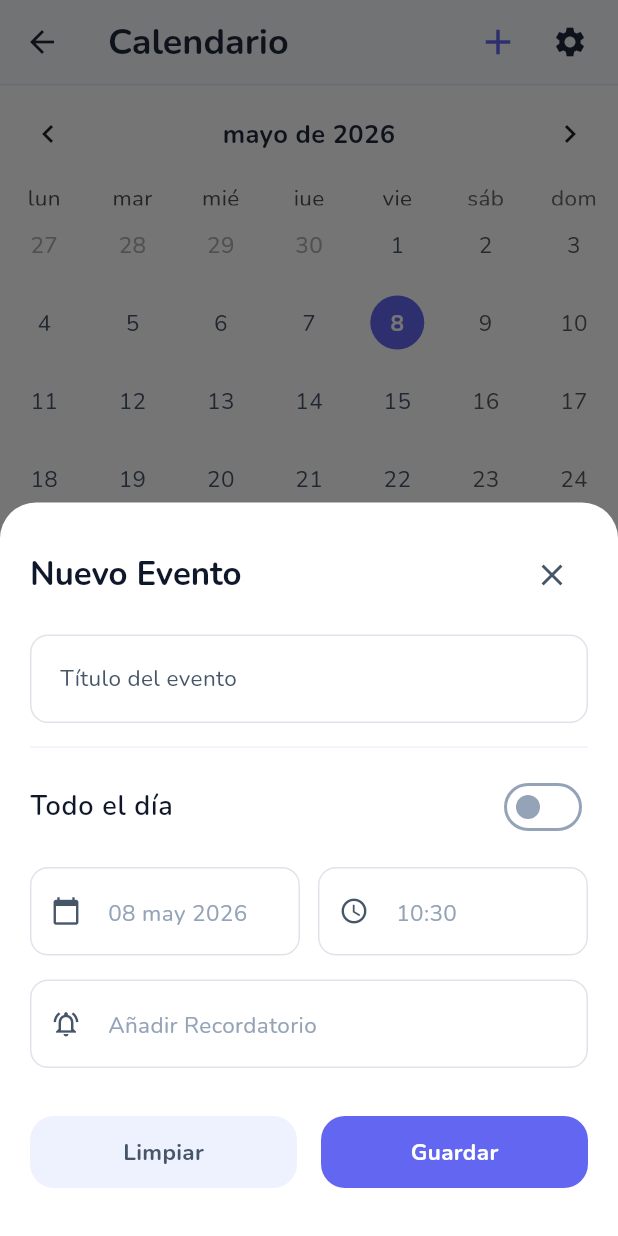
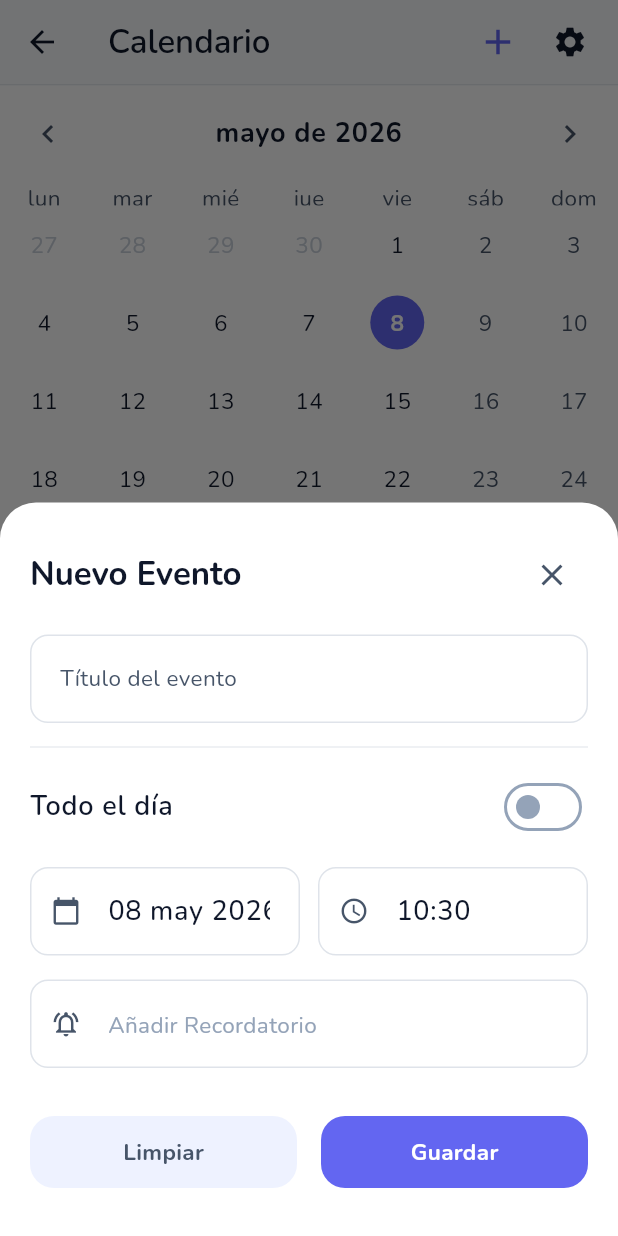
Before and after one commit to Juguitoo/Aegis, a Flutter app: the CalendarScreenMobile screen opened directly, after a tap on the "add" icon, on a phone screen of 412 x 824 dp. Run offline on Flutter 3.47's test engine with Material 3 defaults, Android fonts, the phone set to English and light mode, and no system bars; drawn by our look-alikes of table_calendar; our stand-ins replace audioplayers, drift, file_picker, fl_chart, flutter_colorpicker, flutter_local_notifications and 8 more; missing offline and left inert: installed_apps, window_manager; accounts and stored records are empty; generated files the repository leaves out were written again.

Commit message:
style: estilos para calendario y eventos

```diff
--- a/lib/core/theme/app_theme.dart
+++ b/lib/core/theme/app_theme.dart
@@ -44,7 +44,7 @@
     onSurfaceVariant: darkDetail,
     outline: fiord,
     error: Color(0xFFEF4444),
-    onError: Color(0xFF7F1D1D),
+    onError: Color(0xFFFEE2E2),
   );
 
   static ThemeData get lightTheme {
--- a/lib/main.dart
+++ b/lib/main.dart
@@ -13,7 +13,6 @@
 import 'package:intl/date_symbol_data_local.dart';
 
 void main() async {
-  // Asegura que el motor y el gestor de ventanas estén inicializados
   WidgetsFlutterBinding.ensureInitialized();
   await initializeDateFormatting('es_ES', null);
 
@@ -23,7 +22,6 @@
   if (Platform.isWindows || Platform.isLinux || Platform.isMacOS) {
     await windowManager.ensureInitialized();
 
-    // Configuración de la ventana para escritorio
     WindowOptions windowOptions = const WindowOptions(
       size: Size(1200, 800),
       minimumSize: Size(1200, 750),
--- a/lib/presentation/screens/calendar/calendar_screen_mobile.dart
+++ b/lib/presentation/screens/calendar/calendar_screen_mobile.dart
@@ -19,6 +19,9 @@
     final tasksListAsync = ref.watch(taskListViewModelProvider);
     final eventsListAsync = ref.watch(eventsStreamProvider);
 
+    final colorScheme = Theme.of(context).colorScheme;
+    final textTheme = Theme.of(context).textTheme;
+
     final normalizedSelectedDay = DateTime(
         state.selectedDay.year, state.selectedDay.month, state.selectedDay.day);
     final selectedItems = eventsMap[normalizedSelectedDay] ?? [];
@@ -29,32 +32,29 @@
         selectedItems.where((i) => i.type == CalendarItemType.task).toList();
 
     return Scaffold(
-      backgroundColor: const Color(0xFFF8FAFC),
+      backgroundColor: Theme.of(context).scaffoldBackgroundColor,
       appBar: AppBar(
         titleSpacing: 0,
-        title: const Padding(
-          padding: EdgeInsets.symmetric(horizontal: 16.0),
+        title: Padding(
+          padding: const EdgeInsets.symmetric(horizontal: 16.0),
           child: Text(
             'Calendario',
-            style: TextStyle(
-              color: Color(0xFF1E293B),
-              fontWeight: FontWeight.bold,
-              fontSize: 24,
-            ),
+            style: textTheme.displayMedium,
           ),
         ),
-        backgroundColor: const Color(0xFFF8FAFC),
-        foregroundColor: const Color(0xFF1E293B),
+        backgroundColor: Theme.of(context).scaffoldBackgroundColor,
         elevation: 0,
-        scrolledUnderElevation: 0,
+        scrolledUnderElevation: 1,
         surfaceTintColor: Colors.transparent,
+        shadowColor: colorScheme.shadow.withValues(alpha: 0.1),
         actions: [
           IconButton(
-            icon: const Icon(Icons.add, color: Color(0xFF6366F1), size: 28),
+            icon: Icon(Icons.add, color: colorScheme.primary, size: 28),
             onPressed: () {
               showModalBottomSheet(
                 context: context,
                 isScrollControlled: true,
+                useSafeArea: true,
                 backgroundColor: Colors.transparent,
                 builder: (context) => const EventFormMobile(),
               );
@@ -63,7 +63,7 @@
           Padding(
             padding: const EdgeInsets.only(right: 8.0),
             child: IconButton(
-              icon: const Icon(Icons.settings, color: Color(0xFF1E293B)),
+              icon: Icon(Icons.settings, color: colorScheme.onSurface),
               onPressed: () {
                 Navigator.push(
                   context,
@@ -77,9 +77,9 @@
       ),
       body: Column(
         children: [
-          const Divider(color: Color(0xFFE2E8F0), height: 1),
+          Divider(color: colorScheme.outline.withValues(alpha: 0.2), height: 1),
           Container(
-            color: Colors.white,
+            color: colorScheme.surface,
             padding: const EdgeInsets.only(bottom: 16),
             child: TableCalendar<CalendarItem>(
               locale: 'es_ES',
@@ -102,13 +102,26 @@
                 return eventsMap[normalizedDay] ?? [];
               },
               startingDayOfWeek: StartingDayOfWeek.monday,
-              headerStyle: const HeaderStyle(
+              daysOfWeekStyle: DaysOfWeekStyle(
+                weekdayStyle: TextStyle(color: colorScheme.onSurfaceVariant),
+                weekendStyle: TextStyle(color: colorScheme.onSurfaceVariant),
+              ),
+              calendarStyle: CalendarStyle(
+                defaultTextStyle: TextStyle(color: colorScheme.onSurface),
+                weekendTextStyle:
+                    TextStyle(color: colorScheme.onSurfaceVariant),
+                outsideTextStyle: TextStyle(
+                    color: colorScheme.outline.withValues(alpha: 0.5)),
+              ),
+              headerStyle: HeaderStyle(
                 formatButtonVisible: false,
                 titleCentered: true,
-                titleTextStyle: TextStyle(
-                  fontSize: 17,
+                leftChevronIcon: Icon(Icons.chevron_left,
+                    color: colorScheme.onSurfaceVariant),
+                rightChevronIcon: Icon(Icons.chevron_right,
+                    color: colorScheme.onSurfaceVariant),
+                titleTextStyle: textTheme.bodyLarge!.copyWith(
                   fontWeight: FontWeight.bold,
-                  color: Color(0xFF1E293B),
                 ),
               ),
               calendarBuilders: CalendarBuilders(
@@ -117,15 +130,15 @@
                     child: Container(
                       width: 36,
                       height: 36,
-                      decoration: const BoxDecoration(
-                        color: Color(0xFF6366F1),
+                      decoration: BoxDecoration(
+                        color: colorScheme.primary,
                         shape: BoxShape.circle,
                       ),
                       alignment: Alignment.center,
                       child: Text(
                         '${date.day}',
-                        style: const TextStyle(
-                          color: Colors.white,
+                        style: TextStyle(
+                          color: colorScheme.onPrimary,
                           fontWeight: FontWeight.bold,
                         ),
                       ),
@@ -137,15 +150,15 @@
                     child: Container(
                       width: 36,
                       height: 36,
-                      decoration: const BoxDecoration(
-                        color: Color(0xFFEEF2FF),
+                      decoration: BoxDecoration(
+                        color: colorScheme.primary.withValues(alpha: 0.1),
                         shape: BoxShape.circle,
                       ),
                       alignment: Alignment.center,
                       child: Text(
                         '${date.day}',
-                        style: const TextStyle(
-                          color: Color(0xFF6366F1),
+                        style: TextStyle(
+                          color: colorScheme.primary,
                           fontWeight: FontWeight.bold,
                         ),
                       ),
@@ -154,16 +167,32 @@
                 },
                 markerBuilder: (context, date, items) {
                   if (items.isEmpty) return const SizedBox();
-                  return Align(
-                    alignment: Alignment.center,
-                    child: Transform.translate(
-                      offset: const Offset(0, 22),
-                      child: Container(
-                        width: 5,
-                        height: 5,
-                        decoration: const BoxDecoration(
-                          color: Color(0xFF6366F1),
-                          shape: BoxShape.circle,
+
+                  if (isSameDay(state.selectedDay, date)) {
+                    return const SizedBox();
+                  }
+
+                  final hasTasks =
+                      items.any((i) => i.type == CalendarItemType.task);
+                  final hasEvents =
+                      items.any((i) => i.type == CalendarItemType.event);
+
+                  Color indicatorColor = colorScheme.primary;
+                  if (hasTasks && hasEvents) {
+                    indicatorColor = Colors.purple.shade400;
+                  } else if (hasEvents) {
+                    indicatorColor = Colors.orange.shade400;
+                  }
+
+                  return Positioned.fill(
+                    child: Container(
+                      margin: const EdgeInsets.all(4.0),
+                      decoration: BoxDecoration(
+                        shape: BoxShape.circle,
+                        color: indicatorColor.withValues(alpha: 0.05),
+                        border: Border.all(
+                          color: indicatorColor.withValues(alpha: 0.6),
+                          width: 2.0,
                         ),
                       ),
                     ),
@@ -181,30 +210,28 @@
                   DateFormat('EEEE, d MMMM', 'es')
                       .format(state.selectedDay)
                       .capitalize(),
-                  style: const TextStyle(
-                    fontSize: 16,
+                  style: textTheme.bodyLarge?.copyWith(
                     fontWeight: FontWeight.bold,
-                    color: Color(0xFF64748B),
+                    color: colorScheme.onSurfaceVariant,
                   ),
                 ),
                 const SizedBox(height: 16),
                 if (selectedItems.isEmpty)
-                  const Padding(
-                    padding: EdgeInsets.only(top: 32.0),
+                  Padding(
+                    padding: const EdgeInsets.only(top: 32.0),
                     child: Center(
                       child: Text(
                         'No hay eventos ni tareas para este día',
-                        style: TextStyle(color: Color(0xFF94A3B8)),
+                        style: TextStyle(color: colorScheme.outline),
                       ),
                     ),
                   ),
                 if (events.isNotEmpty) ...[
-                  const Text(
+                  Text(
                     'Eventos',
-                    style: TextStyle(
-                      fontSize: 14,
+                    style: textTheme.bodySmall?.copyWith(
                       fontWeight: FontWeight.bold,
-                      color: Color(0xFF1E293B),
+                      color: colorScheme.onSurfaceVariant,
                     ),
                   ),
                   const SizedBox(height: 8),
@@ -230,12 +257,11 @@
                   const SizedBox(height: 16),
                 ],
                 if (calendarTasks.isNotEmpty) ...[
-                  const Text(
+                  Text(
                     'Tareas',
-                    style: TextStyle(
-                      fontSize: 14,
+                    style: textTheme.bodySmall?.copyWith(
                       fontWeight: FontWeight.bold,
-                      color: Color(0xFF1E293B),
+                      color: colorScheme.onSurfaceVariant,
                     ),
                   ),
                   const SizedBox(height: 8),
@@ -257,6 +283,7 @@
                           showModalBottomSheet(
                             context: context,
                             isScrollControlled: true,
+                            useSafeArea: true,
                             backgroundColor: Colors.transparent,
                             builder: (context) => TaskFormMobile(task: taskObj),
                           );
@@ -285,12 +312,15 @@
 
   @override
   Widget build(BuildContext context) {
+    final colorScheme = Theme.of(context).colorScheme;
+    final textTheme = Theme.of(context).textTheme;
+
     return Container(
       margin: const EdgeInsets.only(bottom: 12),
       decoration: BoxDecoration(
-        color: const Color(0xFFEEF2FF),
+        color: colorScheme.primary.withValues(alpha: 0.05),
         borderRadius: BorderRadius.circular(16),
-        border: Border.all(color: const Color(0xFFE0E7FF)),
+        border: Border.all(color: colorScheme.primary.withValues(alpha: 0.15)),
       ),
       child: Material(
         color: Colors.transparent,
@@ -303,12 +333,18 @@
               children: [
                 Container(
                   padding: const EdgeInsets.all(12),
-                  decoration: const BoxDecoration(
-                    color: Colors.white,
-                    shape: BoxShape.circle,
-                  ),
-                  child: const Icon(Icons.event,
-                      color: Color(0xFF6366F1), size: 24),
+                  decoration: BoxDecoration(
+                      color: colorScheme.surface,
+                      shape: BoxShape.circle,
+                      boxShadow: [
+                        BoxShadow(
+                          color: colorScheme.shadow.withValues(alpha: 0.05),
+                          blurRadius: 4,
+                          offset: const Offset(0, 2),
+                        )
+                      ]),
+                  child:
+                      Icon(Icons.event, color: colorScheme.primary, size: 24),
                 ),
                 const SizedBox(width: 16),
                 Expanded(
@@ -317,10 +353,8 @@
                     children: [
                       Text(
                         item.title,
-                        style: const TextStyle(
-                          fontSize: 16,
+                        style: textTheme.bodyLarge?.copyWith(
                           fontWeight: FontWeight.bold,
-                          color: Color(0xFF1E293B),
                         ),
                       ),
                       const SizedBox(height: 4),
@@ -328,9 +362,8 @@
                         item.isAllDay
                             ? 'Todo el día'
                             : DateFormat('HH:mm').format(item.date),
-                        style: const TextStyle(
-                          fontSize: 14,
-                          color: Color(0xFF6366F1),
+                        style: textTheme.bodySmall?.copyWith(
+                          color: colorScheme.primary,
                           fontWeight: FontWeight.w600,
                         ),
                       ),
--- a/lib/presentation/screens/calendar/components/event_form_mobile.dart
+++ b/lib/presentation/screens/calendar/components/event_form_mobile.dart
@@ -25,6 +25,16 @@
     final bottomInset = MediaQuery.of(context).viewInsets.bottom;
     final safeBottom = MediaQuery.of(context).padding.bottom;
     final colorScheme = Theme.of(context).colorScheme;
+    final textTheme = Theme.of(context).textTheme;
+
+    dateController.text = selectedDate != null
+        ? DateFormat('dd MMM yyyy', 'es').format(selectedDate!)
+        : '';
+    timeController.text =
+        selectedTime != null ? selectedTime!.format(context) : '';
+    notificationController.text = selectedNotificationDate != null
+        ? DateFormat('dd MMM HH:mm', 'es').format(selectedNotificationDate!)
+        : '';
 
     return Padding(
       padding: EdgeInsets.only(bottom: bottomInset),
@@ -45,9 +55,9 @@
                 children: [
                   Text(
                     initialEvent == null ? 'Nuevo Evento' : 'Editar Evento',
-                    style: Theme.of(context).textTheme.displayMedium?.copyWith(
-                          fontWeight: FontWeight.bold,
-                        ),
+                    style: textTheme.displayMedium?.copyWith(
+                      fontWeight: FontWeight.bold,
+                    ),
                   ),
                   IconButton(
                     icon:
@@ -64,24 +74,22 @@
                 textCapitalization: TextCapitalization.sentences,
               ),
               const SizedBox(height: 8),
-              Divider(color: colorScheme.secondary),
+              Divider(color: colorScheme.outline.withValues(alpha: 0.2)),
               const SizedBox(height: 8),
               Row(
                 mainAxisAlignment: MainAxisAlignment.spaceBetween,
                 children: [
                   Text(
                     'Todo el día',
-                    style: Theme.of(context).textTheme.bodyLarge?.copyWith(
-                          fontWeight: FontWeight.w600,
-                        ),
+                    style: textTheme.bodyLarge?.copyWith(
+                      fontWeight: FontWeight.w600,
+                      color: colorScheme.onSurface,
+                    ),
                   ),
                   Switch(
                     value: isAllDay,
                     onChanged: toggleAllDay,
-                    activeThumbColor: colorScheme.onPrimary,
-                    activeTrackColor: colorScheme.primary,
-                    inactiveThumbColor: colorScheme.outline,
-                    inactiveTrackColor: colorScheme.surface,
+                    activeThumbColor: colorScheme.primary,
                   ),
                 ],
               ),
@@ -90,10 +98,8 @@
                 children: [
                   Expanded(
                     child: AegisTextField(
-                      hintText: selectedDate != null
-                          ? DateFormat('dd MMM yyyy', 'es')
-                              .format(selectedDate!)
-                          : 'Fecha',
+                      controller: dateController,
+                      hintText: 'Fecha',
                       prefixIcon: Icons.calendar_today,
                       readOnly: true,
                       onTap: pickDate,
@@ -103,9 +109,8 @@
                     const SizedBox(width: 12),
                     Expanded(
                       child: AegisTextField(
-                        hintText: selectedTime != null
-                            ? selectedTime!.format(context)
-                            : 'Hora',
+                        controller: timeController,
+                        hintText: 'Hora',
                         prefixIcon: Icons.access_time,
                         readOnly: true,
                         onTap: pickTime,
@@ -116,10 +121,8 @@
               ),
               const SizedBox(height: 16),
               AegisTextField(
-                hintText: selectedNotificationDate != null
-                    ? DateFormat('dd MMM HH:mm', 'es')
-                        .format(selectedNotificationDate!)
-                    : 'Añadir Recordatorio',
+                controller: notificationController,
+                hintText: 'Añadir Recordatorio',
                 prefixIcon: Icons.notifications_active_outlined,
                 suffixIcon: selectedNotificationDate != null
                     ? IconButton(
--- a/lib/presentation/screens/diary/diary_screen_mobile.dart
+++ b/lib/presentation/screens/diary/diary_screen_mobile.dart
@@ -48,7 +48,7 @@
           padding: const EdgeInsets.symmetric(horizontal: 16.0),
           child: Text(
             'Diario',
-            style: textTheme.displayMedium,
+            style: textTheme.displayLarge,
           ),
         ),
         backgroundColor: Theme.of(context).scaffoldBackgroundColor,
--- a/lib/presentation/widgets/aegis_buttons.dart
+++ b/lib/presentation/widgets/aegis_buttons.dart
@@ -43,9 +43,9 @@
         iconColor = colorScheme.onSecondary;
         break;
       case ButtonType.destructive:
-        backgroundColor = colorScheme.onError;
-        textColor = colorScheme.error;
-        iconColor = colorScheme.error;
+        backgroundColor = colorScheme.error;
+        textColor = colorScheme.onError;
+        iconColor = colorScheme.onError;
         break;
     }
 
```
Also changed, not shown: lib/presentation/screens/calendar/calendar_screen_desktop.dart (+114 -69 lines), lib/presentation/screens/calendar/components/event_form_desktop.dart (+26 -22 lines), lib/presentation/screens/calendar/components/event_form_mixin.dart (+11 -17 lines), lib/presentation/screens/statistics/components/statistics_components.dart (+1 -10 lines), lib/presentation/screens/statistics/statistics_screen_mobile.dart (+5 -5 lines), 5 other files.
